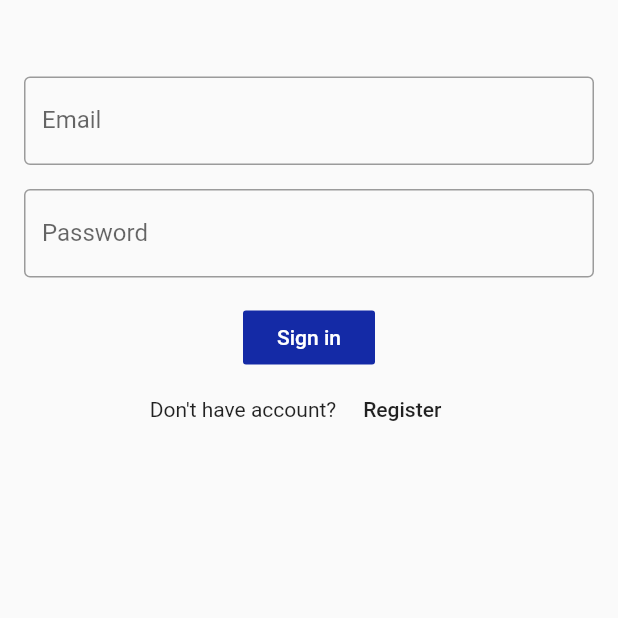
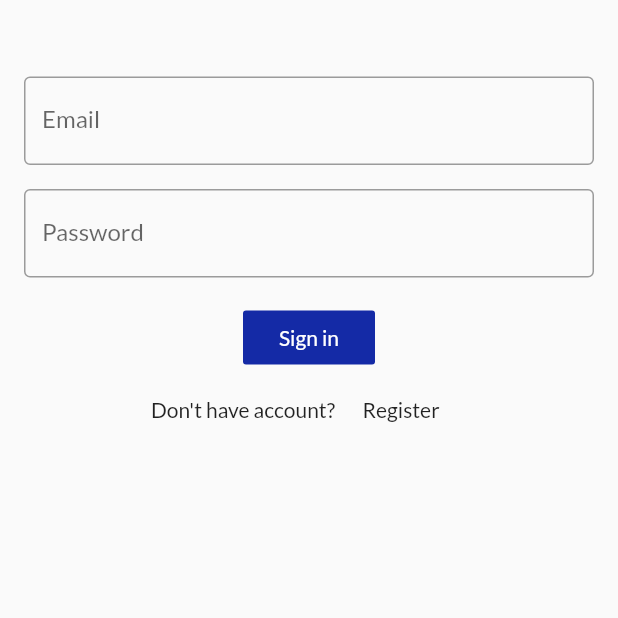
Before and after one commit to ChegeBryan/scholarships, a Flutter app: the screen it shows after launch, on a phone screen of 412 x 824 dp, the part 357-975 px from its top. Run offline on Flutter 3.47's test engine with Material 2 defaults, Android fonts, the phone set to English and light mode, and no system bars.

Commit message:
Set Lato as the default app font

```diff
--- a/lib/widgets/theme.dart
+++ b/lib/widgets/theme.dart
@@ -6,6 +6,7 @@ class AppTheme {
       primaryColor: _primaryColor,
       accentColor: _accentColor,
       cursorColor: _primaryColor,
+      fontFamily: 'Lato',
     );
   }
 
@@ -15,6 +16,7 @@ class AppTheme {
       primaryColor: _primaryColor,
       accentColor: _accentColor,
       cursorColor: _primaryColor,
+      fontFamily: 'Lato',
     );
   }
 
```
Also changed, not shown: pubspec.yaml (+5 -25 lines), fonts/Lato-Bold.ttf (added), fonts/Lato-Regular.ttf (added).
